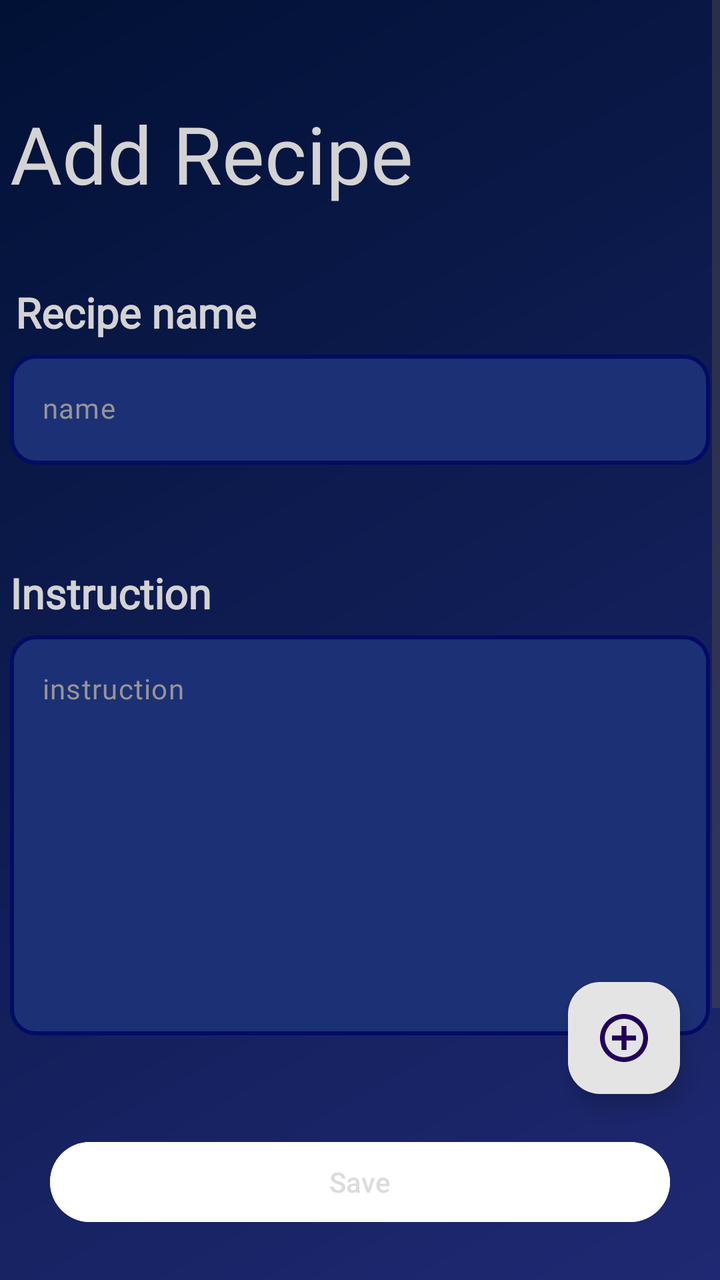
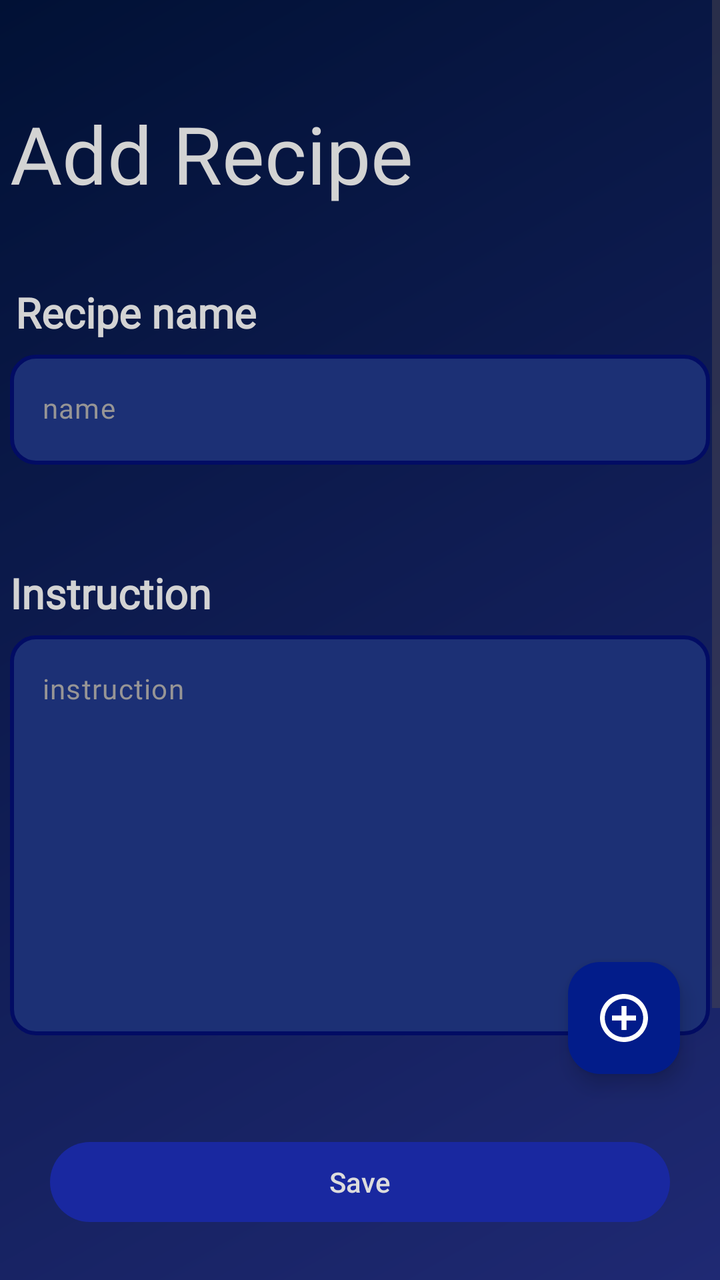

Two renders of the same Android screen: before a commit and after it. Below are the layout's source before the change and the commit's diff.
<!-- AndroidManifest.xml: application theme Theme.Recipe -->
<!-- res/layout/activity_add_recipe.xml -->
<?xml version="1.0" encoding="utf-8"?>
<androidx.constraintlayout.widget.ConstraintLayout xmlns:android="http://schemas.android.com/apk/res/android"
    xmlns:app="http://schemas.android.com/apk/res-auto"
    xmlns:tools="http://schemas.android.com/tools"
    android:id="@+id/main"
    android:layout_width="match_parent"
    android:layout_height="match_parent"
    android:background="@drawable/my_background">

    
    <ScrollView
        android:id="@+id/ScrollViewContent"
        android:layout_width="match_parent"
        android:layout_height="0dp"
        android:fillViewport="true"
        app:layout_constraintTop_toTopOf="parent"
        app:layout_constraintBottom_toTopOf="@id/RecipeSaveButton">

        <androidx.constraintlayout.widget.ConstraintLayout
            android:layout_width="match_parent"
            android:layout_height="wrap_content"
            android:paddingBottom="120dp"> 

            <TextView
                android:id="@+id/CreateRecipeTextView"
                android:layout_width="350dp"
                android:layout_height="62dp"
                android:layout_marginTop="50dp"
                android:fontFamily="@font/archivo_black"
                android:gravity="left"
                android:text="Add Recipe"
                android:textColor="@color/my_text_view_back"
                android:textSize="40sp"
                app:layout_constraintEnd_toEndOf="parent"
                app:layout_constraintStart_toStartOf="parent"
                app:layout_constraintTop_toTopOf="parent" />

            <TextView
                android:id="@+id/TextViewRecipeName"
                android:layout_width="350dp"
                android:layout_height="wrap_content"
                android:layout_marginStart="5dp"
                android:layout_marginTop="30dp"
                android:fontFamily="@font/archivo_black"
                android:text="Recipe name"
                android:textColor="@color/my_text_view_back"
                android:textSize="21sp"
                android:textStyle="bold"
                app:layout_constraintEnd_toEndOf="parent"
                app:layout_constraintStart_toStartOf="parent"
                app:layout_constraintTop_toBottomOf="@id/CreateRecipeTextView" />

            <EditText
                android:id="@+id/EditTextRecipe"
                style="@style/Widget.Material3.AutoCompleteTextView.OutlinedBox"
                android:layout_width="350dp"
                android:layout_height="55dp"
                android:layout_marginTop="7dp"
                android:background="@drawable/textview_border"
                android:fontFamily="@font/archivo_black"
                android:gravity="start"
                android:hint="name"
                android:inputType="text"
                android:paddingTop="17dp"
                android:paddingBottom="5dp"
                android:textColor="#DCDCDC"
                android:textColorHint="#979595"
                android:textSize="14sp"
                app:layout_constraintEnd_toEndOf="parent"
                app:layout_constraintStart_toStartOf="parent"
                app:layout_constraintTop_toBottomOf="@id/TextViewRecipeName" />

            <LinearLayout
                android:id="@+id/linearLayoutDescription"
                android:layout_width="match_parent"
                android:layout_height="wrap_content"
                android:orientation="vertical"
                app:layout_constraintTop_toBottomOf="@id/EditTextRecipe"
                tools:listitem="@layout/ingredient_item" />

            <TextView
                android:id="@+id/TextViewInstructionRecipe"
                android:layout_width="350dp"
                android:layout_height="wrap_content"
                android:layout_marginTop="50dp"
                android:fontFamily="@font/archivo_black"
                android:text="Instruction"
                android:textColor="@color/my_text_view_back"
                android:textSize="21sp"
                android:textStyle="bold"
                app:layout_constraintEnd_toEndOf="parent"
                app:layout_constraintStart_toStartOf="parent"
                app:layout_constraintTop_toBottomOf="@id/linearLayoutDescription" />

            <EditText
                android:id="@+id/EditTextInsctructionRecipe"
                style="@style/Widget.Material3.AutoCompleteTextView.OutlinedBox"
                android:layout_width="350dp"
                android:layout_height="wrap_content"
                android:layout_marginTop="7dp"
                android:minHeight="200dp"
                android:background="@drawable/textview_border"
                android:ellipsize="none"
                android:fontFamily="@font/archivo_black"
                android:gravity="top|start"
                android:hint="instruction"
                android:inputType="textMultiLine"
                android:scrollHorizontally="false"
                android:singleLine="false"
                android:paddingTop="17dp"
                android:paddingBottom="5dp"
                android:textColor="#DCDCDC"
                android:textColorHint="#979595"
                android:textSize="14sp"
                android:scrollbars="vertical"
                android:maxLines="10"
                app:layout_constraintEnd_toEndOf="parent"
                app:layout_constraintStart_toStartOf="parent"
                app:layout_constraintTop_toBottomOf="@id/TextViewInstructionRecipe"/>
        </androidx.constraintlayout.widget.ConstraintLayout>
    </ScrollView>

    
    <com.google.android.material.floatingactionbutton.FloatingActionButton
        android:id="@+id/floatingActionButton"
        android:layout_width="wrap_content"
        android:layout_height="wrap_content"
        android:layout_margin="20dp"
        android:backgroundTint="@color/background_main"
        android:clickable="true"
        android:contentDescription="@string/app_name"
        app:srcCompat="@drawable/ic_add_recipe"
        app:layout_constraintBottom_toTopOf="@id/RecipeSaveButton"
        app:layout_constraintEnd_toEndOf="parent"/>

    
    <Button
        android:id="@+id/RecipeSaveButton"
        android:layout_width="match_parent"
        android:layout_height="wrap_content"
        android:layout_margin="25dp"
        android:backgroundTint="@color/my_textView_gray"
        android:text="Save"
        android:textColor="#DCDCDC"
        app:layout_constraintBottom_toBottomOf="parent"
        app:layout_constraintStart_toStartOf="parent"
        app:layout_constraintEnd_toEndOf="parent"/>
</androidx.constraintlayout.widget.ConstraintLayout>
<!-- res/layout/ingredient_item.xml (included above) -->
<?xml version="1.0" encoding="utf-8"?>
<androidx.constraintlayout.widget.ConstraintLayout xmlns:android="http://schemas.android.com/apk/res/android"
    xmlns:app="http://schemas.android.com/apk/res-auto"
    xmlns:tools="http://schemas.android.com/tools"
    android:id="@+id/linearLayout"
    android:layout_width="match_parent"
    android:layout_height="wrap_content"
    android:layout_marginTop="50dp">

    
    <TextView
        android:id="@+id/TextViewIngredient"
        android:layout_width="350dp"
        android:layout_height="wrap_content"
        android:fontFamily="@font/archivo_black"
        android:gravity="left"
        android:text="Ingredient"
        android:textStyle="bold"
        android:textColor="@color/my_text_view_back"
        android:textSize="21sp"
        app:layout_constraintEnd_toEndOf="parent"
        app:layout_constraintStart_toStartOf="parent"
        app:layout_constraintTop_toTopOf="parent" />

    
    <LinearLayout
        android:id="@+id/LinearLayoutIngredient"
        android:layout_width="350dp"
        android:layout_height="60dp"
        android:layout_marginTop="7dp"
        android:background="@drawable/textview_border"
        android:orientation="horizontal"
        android:gravity="center"
        app:layout_constraintTop_toBottomOf="@id/TextViewIngredient"
        app:layout_constraintStart_toStartOf="parent"
        app:layout_constraintEnd_toEndOf="parent">

        <EditText
            android:id="@+id/EditTextNameIngredient"
            android:singleLine="true"
            android:scrollHorizontally="true"
            android:ellipsize="none"
            android:inputType="text"
            android:layout_width="180dp"
            android:layout_height="70dp"
            android:layout_marginStart="20dp"
            android:fontFamily="@font/bakbak_one"
            android:hint="Name"
            android:paddingTop="20dp"
            android:textColorHint="#979595"
            android:textColor="@color/white"
            android:textSize="15sp" />

        <FrameLayout
            android:layout_width="wrap_content"
            android:layout_height="wrap_content">

            <EditText
                android:id="@+id/EditTextWeight"
                android:layout_width="90dp"
                android:layout_height="70dp"
                android:background="@drawable/weight_border"
                android:fontFamily="@font/bakbak_one"
                android:gravity="center"
                android:hint="Weight"
                android:inputType="numberDecimal"
                android:minHeight="48dp"
                android:paddingStart="10dp"
                android:paddingTop="8dp"
                android:paddingEnd="10dp"
                android:paddingBottom="11dp"
                android:textColor="@color/white"
                android:textColorHint="#979595"
                android:textSize="15sp" />
        </FrameLayout>


        <Spinner
            android:id="@+id/SpinnerUnit"
            android:layout_width="wrap_content"
            android:layout_height="70dp"
            android:entries="@array/ingredients_unit"
            android:minHeight="48dp" />
    </LinearLayout>

</androidx.constraintlayout.widget.ConstraintLayout>
<!-- resources referenced by this layout -->
<resources>
  <string-array name="ingredients_unit">
          <item>кг</item>
          <item>гр</item>
          <item>lb</item>
      </string-array>
  <color name="background_main">#E4E4E4</color>
  <color name="my_textView_gray">#FFFFFF</color>
  <color name="my_text_view_back">#D3D3D3</color>
  <color name="white">#FFFFFFFF</color>
  <!-- drawable ic_add_recipe (drawable) -->
  <vector xmlns:android="http://schemas.android.com/apk/res/android"
      android:width="512dp"
      android:height="512dp"
      android:viewportWidth="512"
      android:viewportHeight="512">
    <path
        android:pathData="M233,1c-19.9,1.8 -46.4,7.8 -64.9,14.6 -23.7,8.8 -52.9,25.4 -72.7,41.4 -10.1,8.2 -30.2,28.3 -38.4,38.4 -16,19.8 -32.6,49 -41.4,72.7 -12.4,33.6 -17.8,74.2 -14.6,109.7 1.9,21.6 7.6,47 14.6,66.1 8.8,23.7 25.4,52.9 41.4,72.7 8.2,10.1 28.3,30.2 38.4,38.4 19.8,16 49,32.6 72.7,41.4 33.6,12.4 74.2,17.8 109.7,14.6 21.6,-1.9 47,-7.6 66.1,-14.6 23.7,-8.8 52.9,-25.4 72.7,-41.4 10.1,-8.2 30.2,-28.3 38.4,-38.4 16,-19.8 32.6,-49 41.4,-72.7 7,-19.1 12.7,-44.5 14.6,-66.1 3.2,-35.5 -2.2,-76.1 -14.6,-109.7 -8.8,-23.7 -25.4,-52.9 -41.4,-72.7 -8.2,-10.1 -28.3,-30.2 -38.4,-38.4 -19.8,-16 -49,-32.6 -72.7,-41.4 -33.7,-12.4 -74.7,-17.8 -110.9,-14.6zM273.5,52c48.6,4.6 92.4,25.1 126.9,59.6 67.5,67.6 79.6,169.9 29.8,251.4 -15.7,25.7 -41.5,51.5 -67.2,67.2 -54.4,33.3 -118.8,39.7 -177.8,17.6 -27.9,-10.4 -52.3,-26.2 -73.6,-47.4 -62.5,-62.6 -78.1,-156.4 -39,-234.7 37.8,-75.7 118.5,-121.4 200.9,-113.7z"
        android:fillColor="#000000"
        android:strokeColor="#00000000"/>
    <path
        android:pathData="M230,179l0,51 -51,-0 -51,-0 0,26 0,26 51,-0 51,-0 0,51 0,51 26,-0 26,-0 0,-51 0,-51 51,-0 51,-0 0,-26 0,-26 -51,-0 -51,-0 0,-51 0,-51 -26,-0 -26,-0 0,51z"
        android:fillColor="#000000"
        android:strokeColor="#00000000"/>
  </vector>
  <!-- drawable my_background (drawable) -->
  <shape xmlns:android="http://schemas.android.com/apk/res/android"
      android:shape="rectangle">
  
  
      <gradient
          android:type="linear"
          android:startColor="#011135"
          android:endColor="#1F2973"
          android:angle="315" />
  
      <size
          android:width="1080dp"
          android:height="1920dp" />
  </shape>
  <!-- drawable textview_border (drawable) -->
  <?xml version="1.0" encoding="utf-8"?>
  <shape xmlns:android="http://schemas.android.com/apk/res/android"
      android:shape="rectangle">
  
      
      <solid android:color="#1C3075" />
  
      
      <stroke
          android:width="2dp"
          android:color="#020C64" />
  
      
      <corners android:radius="12dp" />
  </shape>
  <!-- drawable weight_border: png bitmap (drawable, 4779 bytes) -->
  <string name="app_name">Recipe</string>
  <style name="Theme.Recipe" parent="Base.Theme.Recipe" />
  <style name="Base.Theme.Recipe" parent="Theme.Material3.DayNight.NoActionBar">
          
          
      </style>
</resources>

<!-- the commit's change to res/layout/activity_add_recipe.xml (unified diff, before → after) -->
@@ -125,13 +125,15 @@
         android:id="@+id/floatingActionButton"
         android:layout_width="wrap_content"
         android:layout_height="wrap_content"
-        android:layout_margin="20dp"
-        android:backgroundTint="@color/background_main"
+        android:layout_marginEnd="20dp"
+        android:layout_marginBottom="30dp"
         android:clickable="true"
         android:contentDescription="@string/app_name"
+        app:layout_constraintBottom_toTopOf="@id/RecipeSaveButton"
+        app:layout_constraintEnd_toEndOf="parent"
+        app:backgroundTint="@color/fab_background"
         app:srcCompat="@drawable/ic_add_recipe"
-        app:layout_constraintBottom_toTopOf="@id/RecipeSaveButton"
-        app:layout_constraintEnd_toEndOf="parent"/>
+        app:tint="@android:color/white" />
 
     
     <Button
@@ -139,7 +141,7 @@
         android:layout_width="match_parent"
         android:layout_height="wrap_content"
         android:layout_margin="25dp"
-        android:backgroundTint="@color/my_textView_gray"
+        app:backgroundTint="@color/my_button_background"
         android:text="Save"
         android:textColor="#DCDCDC"
         app:layout_constraintBottom_toBottomOf="parent"
<!-- resource entries referenced after the edit -->
@@ -5,8 +5,8 @@
           <item>гр</item>
           <item>lb</item>
       </string-array>
-  <color name="background_main">#E4E4E4</color>
-  <color name="my_textView_gray">#FFFFFF</color>
+  <color name="fab_background">#021C8A</color>
+  <color name="my_button_background">#1928A0</color>
   <color name="my_text_view_back">#D3D3D3</color>
   <color name="white">#FFFFFFFF</color>
   <!-- drawable ic_add_recipe (drawable) -->
